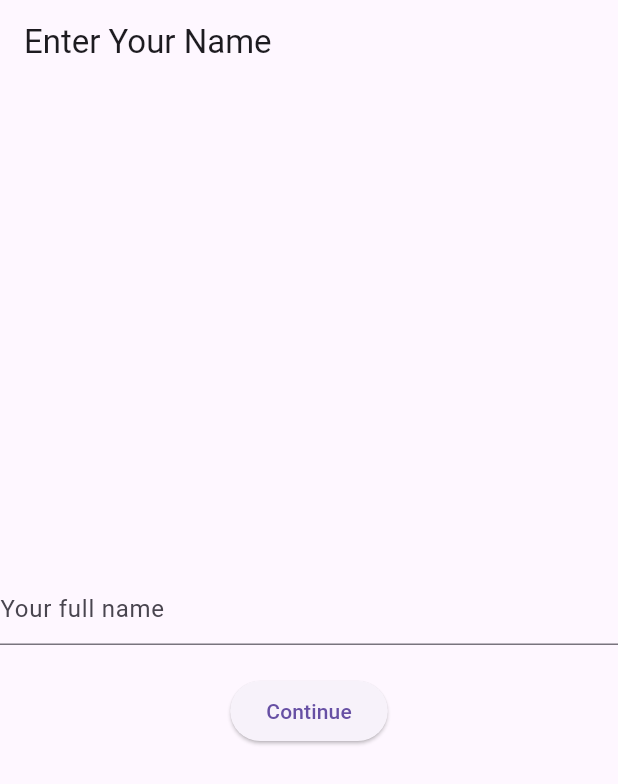
After one commit to Tofu311/tofu_bot, a Flutter app: the IntroScreen screen opened directly, after a tap on "Continue", on a phone screen of 412 x 824 dp. The commit adds this screen. Shown: the top 784 px of the screen. Run offline on Flutter 3.47's test engine with Material 3 defaults, Android fonts, the phone set to English and light mode, and no system bars; our stand-ins replace cloud_firestore, firebase_auth, firebase_core, google_sign_in; accounts and stored records are empty; network calls fail.

Commit message:
Started basic intro screen after login/registration to get user preferences

```diff
--- /dev/null
+++ b/lib/screens/intro_screen.dart
@@ -0,0 +1,56 @@
+import 'package:flutter/material.dart';
+import 'package:cloud_firestore/cloud_firestore.dart';
+import 'package:firebase_auth/firebase_auth.dart';
+
+class IntroScreen extends StatefulWidget {
+  const IntroScreen({Key? key}) : super(key: key);
+
+  @override
+  State<IntroScreen> createState() => _IntroScreenState();
+}
+
+class _IntroScreenState extends State<IntroScreen> {
+  final TextEditingController _nameController = TextEditingController();
+  final _firestore = FirebaseFirestore.instance;
+  final _auth = FirebaseAuth.instance;
+
+  void _submitName() async {
+    final user = _auth.currentUser;
+    if (user != null && _nameController.text.trim().isNotEmpty) {
+      await _firestore.collection('users').doc(user.uid).update({
+        'fullName': _nameController.text.trim(),
+      });
+      // Navigate to chatbot/home screen
+      Navigator.of(context).pushReplacement(
+        MaterialPageRoute(builder: (context) => const Scaffold(
+          body: Center(child: Text('Chatbot/Home Screen Placeholder')),
+        )),
+      );
+    }
+  }
+
+  @override
+  Widget build(BuildContext context) {
+    return Scaffold(
+      appBar: AppBar(title: const Text("Enter Your Name")),
+      body: Center(
+        child: Column(
+          mainAxisAlignment: MainAxisAlignment.center,
+          children: [
+            TextField(
+              controller: _nameController,
+              decoration: const InputDecoration(
+                hintText: "Your full name",
+              ),
+            ),
+            const SizedBox(height: 20),
+            ElevatedButton(
+              onPressed: _submitName,
+              child: const Text("Continue"),
+            ),
+          ],
+        ),
+      ),
+    );
+  }
+}
```
Also changed, not shown: lib/helpers/navigation_helper.dart (added, +23 -0 lines), lib/screens/create_account.dart (+9 -21 lines), lib/screens/login_screen.dart (+18 -29 lines).
